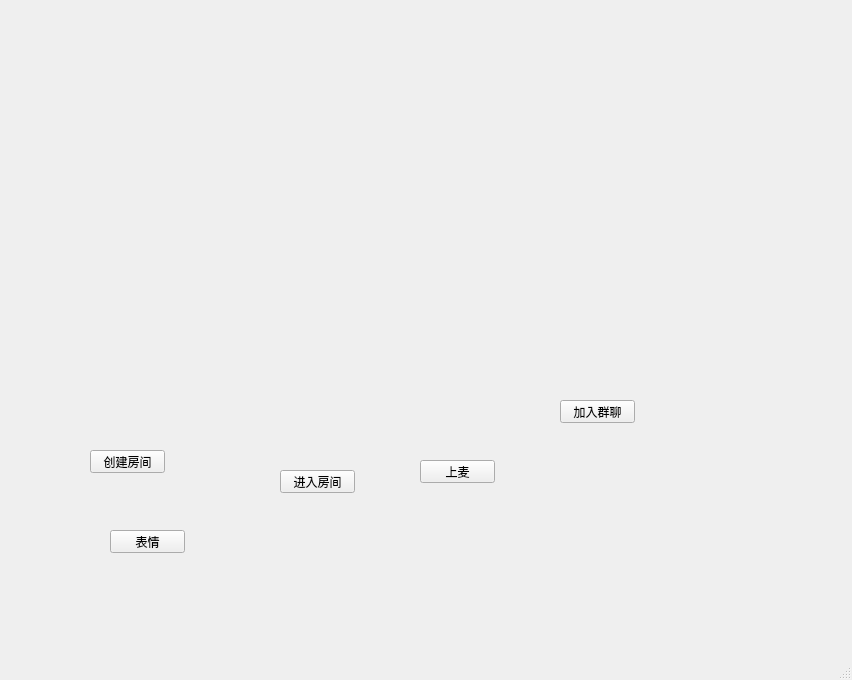
Above: UI/mainwindow.ui from zhaopan06/AudioTool before the change. Below: the same form after it.
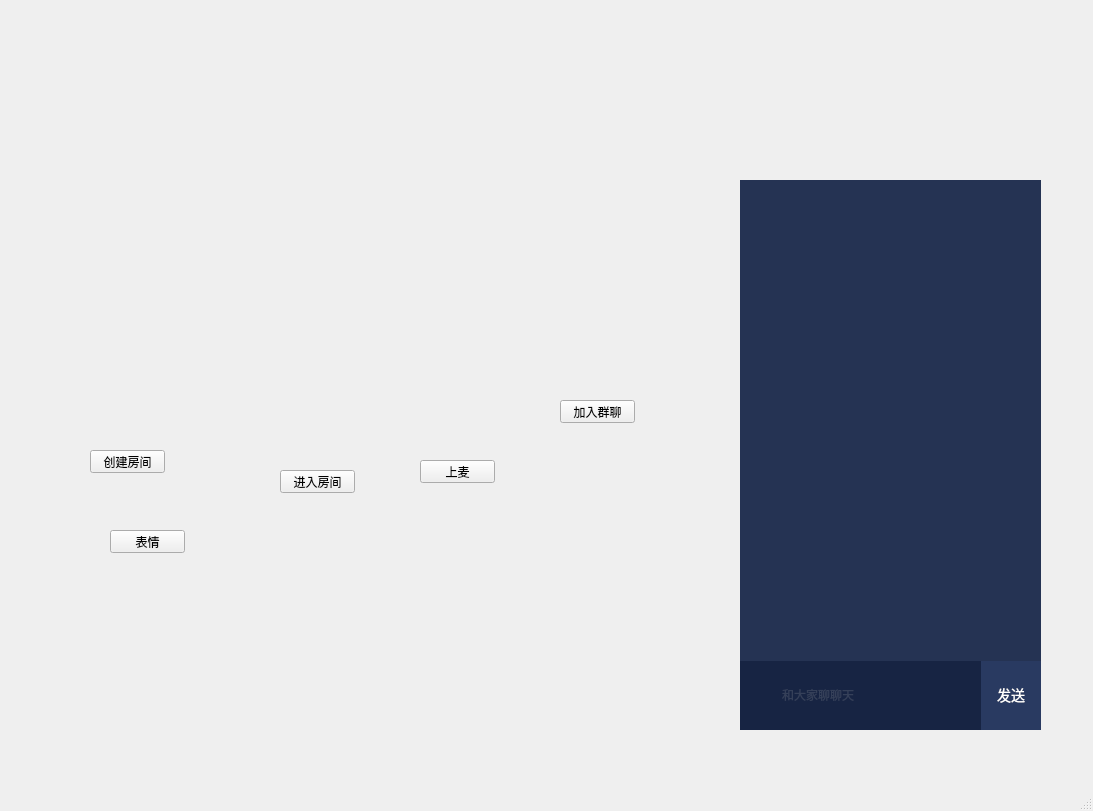
That is the form after the change. Icons and pictures are not drawn.

Commit message: 调试IM发送json

The edit to the form file:
```diff
--- a/UI/mainwindow.ui
+++ b/UI/mainwindow.ui
@@ -6,8 +6,8 @@
    <rect>
     <x>0</x>
     <y>0</y>
-    <width>852</width>
-    <height>680</height>
+    <width>1093</width>
+    <height>811</height>
    </rect>
   </property>
   <property name="windowTitle">
@@ -79,6 +79,211 @@
      <string>表情</string>
     </property>
    </widget>
+   <widget class="QFrame" name="frame_6">
+    <property name="geometry">
+     <rect>
+      <x>740</x>
+      <y>660</y>
+      <width>301</width>
+      <height>70</height>
+     </rect>
+    </property>
+    <property name="minimumSize">
+     <size>
+      <width>0</width>
+      <height>70</height>
+     </size>
+    </property>
+    <property name="maximumSize">
+     <size>
+      <width>16777215</width>
+      <height>70</height>
+     </size>
+    </property>
+    <property name="styleSheet">
+     <string notr="true">QFrame#frame_6
+{
+	border-left: 1px solid rgb(40,56,89);
+	background-color: #233251;
+}</string>
+    </property>
+    <property name="frameShape">
+     <enum>QFrame::NoFrame</enum>
+    </property>
+    <property name="frameShadow">
+     <enum>QFrame::Raised</enum>
+    </property>
+    <layout class="QHBoxLayout" name="horizontalLayout_6">
+     <property name="spacing">
+      <number>0</number>
+     </property>
+     <property name="leftMargin">
+      <number>0</number>
+     </property>
+     <property name="topMargin">
+      <number>0</number>
+     </property>
+     <property name="rightMargin">
+      <number>0</number>
+     </property>
+     <property name="bottomMargin">
+      <number>0</number>
+     </property>
+     <item>
+      <widget class="QToolButton" name="emoBtn">
+       <property name="minimumSize">
+        <size>
+         <width>40</width>
+         <height>70</height>
+        </size>
+       </property>
+       <property name="maximumSize">
+        <size>
+         <width>40</width>
+         <height>70</height>
+        </size>
+       </property>
+       <property name="styleSheet">
+        <string notr="true">border:none;
+background:rgba(23,36,67,1);</string>
+       </property>
+       <property name="text">
+        <string/>
+       </property>
+       <property name="icon">
+        <iconset resource="../../../../QT_qml_Test/PowerDog/res.qrc">
+         <normaloff>:/image/Live/Live_biaoqing.png</normaloff>:/image/Live/Live_biaoqing.png</iconset>
+       </property>
+       <property name="iconSize">
+        <size>
+         <width>24</width>
+         <height>24</height>
+        </size>
+       </property>
+       <property name="autoRaise">
+        <bool>true</bool>
+       </property>
+      </widget>
+     </item>
+     <item>
+      <widget class="QLineEdit" name="msgEdit">
+       <property name="minimumSize">
+        <size>
+         <width>0</width>
+         <height>70</height>
+        </size>
+       </property>
+       <property name="maximumSize">
+        <size>
+         <width>16777215</width>
+         <height>70</height>
+        </size>
+       </property>
+       <property name="styleSheet">
+        <string notr="true">background:rgba(23,36,67,1);
+border:none;
+font-size:12px;
+font-family:SimSun;
+font-weight:400;
+color:rgba(83,92,112,1);</string>
+       </property>
+       <property name="text">
+        <string/>
+       </property>
+       <property name="placeholderText">
+        <string>和大家聊聊天</string>
+       </property>
+      </widget>
+     </item>
+     <item>
+      <widget class="QToolButton" name="sendBtn">
+       <property name="minimumSize">
+        <size>
+         <width>60</width>
+         <height>70</height>
+        </size>
+       </property>
+       <property name="maximumSize">
+        <size>
+         <width>16777215</width>
+         <height>16777215</height>
+        </size>
+       </property>
+       <property name="styleSheet">
+        <string notr="true">background:rgba(41,58,97,1);
+font-size:14px;
+font-family:MicrosoftYaHei;
+color:rgba(255,255,255,1);
+</string>
+       </property>
+       <property name="text">
+        <string>发送</string>
+       </property>
+       <property name="shortcut">
+        <string>Return</string>
+       </property>
+       <property name="autoRaise">
+        <bool>true</bool>
+       </property>
+      </widget>
+     </item>
+    </layout>
+   </widget>
+   <widget class="QListWidget" name="msgList">
+    <property name="geometry">
+     <rect>
+      <x>740</x>
+      <y>180</y>
+      <width>301</width>
+      <height>481</height>
+     </rect>
+    </property>
+    <property name="sizePolicy">
+     <sizepolicy hsizetype="Expanding" vsizetype="Expanding">
+      <horstretch>0</horstretch>
+      <verstretch>0</verstretch>
+     </sizepolicy>
+    </property>
+    <property name="minimumSize">
+     <size>
+      <width>0</width>
+      <height>0</height>
+     </size>
+    </property>
+    <property name="maximumSize">
+     <size>
+      <width>16777215</width>
+      <height>16777215</height>
+     </size>
+    </property>
+    <property name="styleSheet">
+     <string notr="true">QListWidget
+{
+	background:rgba(37,51,83,1);
+	border:none;
+}
+QListWidget::item
+{
+	border:none;
+    background:rgba(37,51,83,1);
+}
+QListWidget::item:hover
+{
+	border:none;
+    background:rgba(33,60,100,1);
+}
+QListWidget::item:selected
+{
+    background:rgba(37,51,83,1);
+    padding:0px;
+    margin:0px;
+    border:none;
+}</string>
+    </property>
+    <property name="frameShape">
+     <enum>QFrame::NoFrame</enum>
+    </property>
+   </widget>
   </widget>
   <widget class="QMenuBar" name="menubar">
    <property name="geometry">
```
Left out of the diff: 6 changed lines with no effect on the pictures. The commit also changes 11 other files.
